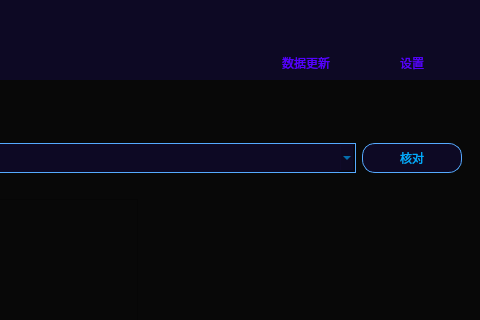
Before: the Qt Designer form main.ui in sysuwyc09/aggrHouse, drawn with Qt 5; both pictures show x 521 to 1001 and y 0 to 320 of the 1001 by 616 pixel window.
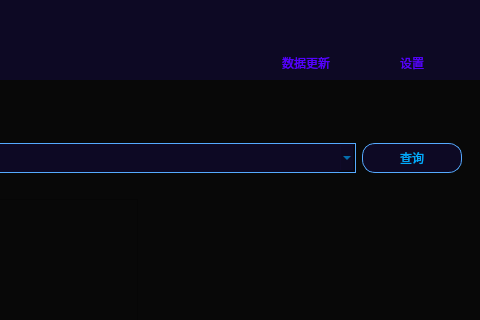
After: the same form once the commit is applied. The open tabs and pages were chosen to show the change. Icons and pictures are not drawn. Custom widgets are drawn as their Qt base class.

Commit message: ui更新

The edit to the form file:
```diff
--- a/main.ui
+++ b/main.ui
@@ -644,7 +644,7 @@
 }</string>
                </property>
                <property name="text">
-                <string>核对</string>
+                <string>查询</string>
                </property>
               </widget>
              </item>
```
Left out of the diff: 2 changed lines with no effect on the pictures.
